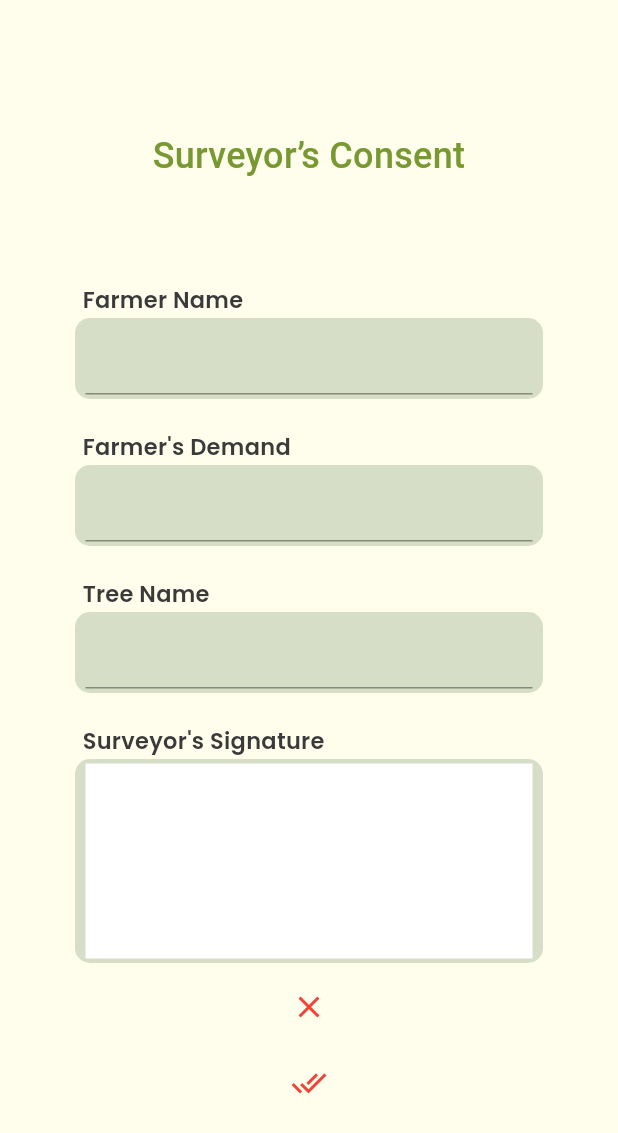
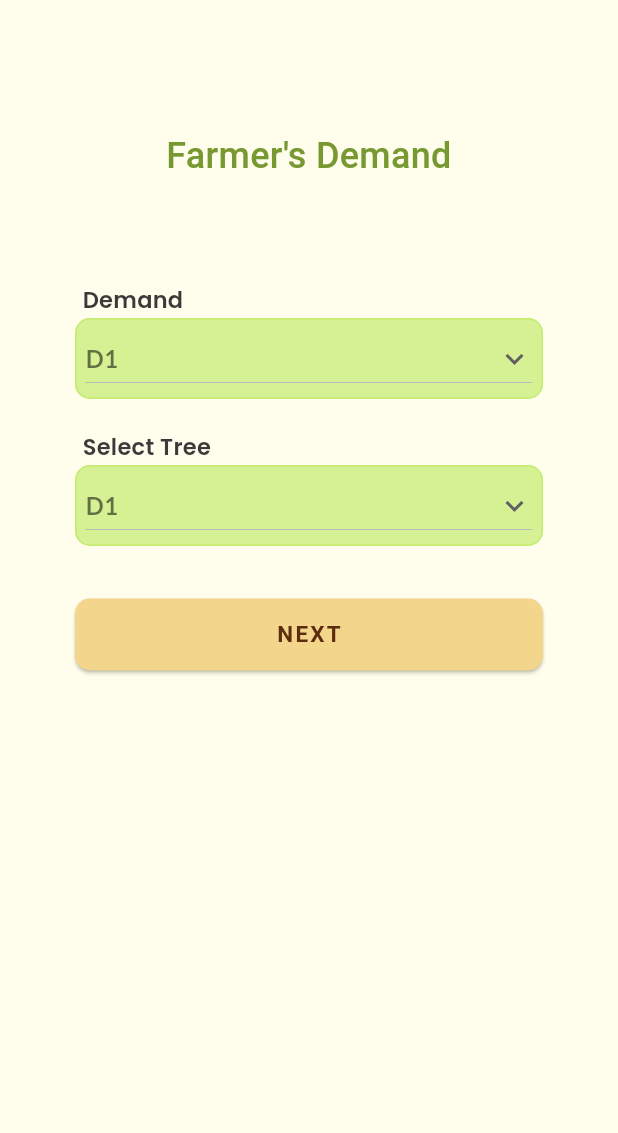
Before and after one commit to Akshat5129/PlantationApp, a Flutter app: the FarmerDemand screen opened directly, on a phone screen of 412 x 824 dp. Shown: the top 1133 px of the screen. Run offline on Flutter 3.47's test engine with Material 2 defaults, Android fonts, the phone set to English and light mode, and no system bars; drawn by our look-alikes of signature; our stand-ins replace google_fonts; Roboto replaces fonts that are missing (OpenSans).

Commit message:
Adding Farmer Demand Code

```diff
--- /dev/null
+++ b/PlantationApp/lib/screens/farmer_demand.dart
@@ -0,0 +1,199 @@
+import 'package:flutter/material.dart';
+import 'package:google_fonts/google_fonts.dart';
+import 'package:plantationapp/screens/farmer_reg.dart';
+import 'package:plantationapp/screens/surveyor_consent.dart';
+
+class FarmerDemand extends StatefulWidget {
+  const FarmerDemand({Key? key}) : super(key: key);
+
+  @override
+  State<FarmerDemand> createState() => _FarmerDemandState();
+}
+
+class _FarmerDemandState extends State<FarmerDemand> {
+
+  String dropdownvalue = 'Visit 1: Demand';
+  var items = [
+    'Visit 1: Demand',
+    'Visit 2: Distribution',
+    'Visit 3: Plantation',
+    'Visit 4: FollowUp1',
+    'Visit 5: FollowUp2',
+    'Conclusion'
+  ];
+
+  String dropdownvalue1 = 'D1';
+  var items1 = [
+    'D1',
+    'D2',
+    'D3',
+  ];
+
+  @override
+  Widget build(BuildContext context) {
+    return Scaffold(
+        backgroundColor: Color.fromRGBO(255, 254, 236, 1),
+        body: Container(
+            padding: EdgeInsets.all(50),
+            child: ListView(
+                shrinkWrap: true,
+                children: [
+                  Column(
+                      children: [
+                        SizedBox(height: 40,),
+                        Text(
+                          "Farmer's Demand",
+                          textAlign: TextAlign.center,
+                          style: GoogleFonts.roboto(
+                            textStyle: TextStyle(
+                                color: Color.fromRGBO(120, 153, 50, 1),
+                                letterSpacing: .2,
+                                fontSize: 24,
+                                fontWeight: FontWeight.w500
+                            ),
+                          ),
+                        ),
+                        SizedBox(height: 30,),
+                        Container(
+                            decoration: BoxDecoration(
+                                borderRadius: BorderRadius.all(Radius.circular(10))
+                            ),
+                            child: Column(
+                              crossAxisAlignment: CrossAxisAlignment.start,
+                              children: [
+                                SizedBox(height: 40,),
+                                Container(
+                                  child: Text(
+                                    "Demand",
+                                    textAlign: TextAlign.left,
+                                    style: GoogleFonts.poppins(
+                                      textStyle: TextStyle(
+                                          color: Color.fromRGBO(58, 58, 58, 1),
+                                          letterSpacing: .2,
+                                          fontSize: 15,
+                                          fontWeight: FontWeight.w600
+                                      ),
+                                    ),
+                                  ),
+                                  padding: EdgeInsets.only(left: 5),
+                                ),
+                                Container(
+                                    padding: EdgeInsets.only(left: 6, top: 2, right: 6, bottom: 2),
+                                    decoration: BoxDecoration(
+                                        color:Color.fromRGBO(181, 231, 77, 0.56),
+                                        border: Border.all(
+                                            color: Color.fromRGBO(181, 231, 77, 0.56)
+                                        ),
+                                        borderRadius: BorderRadius.all(Radius.circular(10))
+                                    ),
+                                    margin: EdgeInsets.only(top: 1),
+                                    child: DropdownButton(
+                                      isExpanded: true,
+                                      style: GoogleFonts.lato(
+                                        textStyle: TextStyle(
+                                            color: Colors.black54,
+                                            letterSpacing: .2,
+                                            fontSize: 16,
+                                            fontWeight: FontWeight.w600
+                                        ),
+                                      ),
+                                      value: dropdownvalue1,
+                                      icon: const Icon(Icons.keyboard_arrow_down),
+                                      items: items1.map((String items) {
+                                        return DropdownMenuItem(
+                                          value: items,
+                                          child: Text(items),
+                                        );
+                                      }).toList(),
+                                      // After selecting the desired option,it will
+                                      // change button value to selected value
+                                      onChanged: (String? newValue) {
+                                        setState(() {
+                                          dropdownvalue1 = newValue!;
+                                        });
+                                      },
+                                    )
+                                ),
+
+
+                                SizedBox(height: 20,),
+                                Container(
+                                  padding: EdgeInsets.only(left: 5),
+                                  child: Text(
+                                    "Select Tree",
+                                    textAlign: TextAlign.left,
+                                    style: GoogleFonts.poppins(
+                                      textStyle: TextStyle(
+                                          color: Color.fromRGBO(58, 58, 58, 1),
+                                          letterSpacing: .2,
+                                          fontSize: 15,
+                                          fontWeight: FontWeight.w600
+                                      ),
+                                    ),
+                                  ),
+                                ),
+                                Container(
+                                    padding: EdgeInsets.only(left: 6, top: 2, right: 6, bottom: 2),
+                                    decoration: BoxDecoration(
+                                        color:Color.fromRGBO(181, 231, 77, 0.56),
+                                        border: Border.all(
+                                            color: Color.fromRGBO(181, 231, 77, 0.56)
+                                        ),
+                                        borderRadius: BorderRadius.all(Radius.circular(10))
+                                    ),
+                                    margin: EdgeInsets.only(top: 1),
+                                    child: DropdownButton(
+                                      isExpanded: true,
+                                      style: GoogleFonts.lato(
+                                        textStyle: TextStyle(
+                                            color: Colors.black54,
+                                            letterSpacing: .2,
+                                            fontSize: 16,
+                                            fontWeight: FontWeight.w600
+                                        ),
+                                      ),
+                                      value: dropdownvalue1,
+                                      icon: const Icon(Icons.keyboard_arrow_down),
+                                      items: items1.map((String items) {
+                                        return DropdownMenuItem(
+                                          value: items,
+                                          child: Text(items),
+                                        );
+                                      }).toList(),
+                                      // After selecting the desired option,it will
+                                      // change button value to selected value
+                                      onChanged: (String? newValue) {
+                                        setState(() {
+                                          dropdownvalue1 = newValue!;
+                                        });
+                                      },
+                                    )
+                                ),
+                                Container(
+                                  margin: EdgeInsets.only(top: 10),
+                                  padding: EdgeInsets.symmetric(vertical: 25.0),
+                                  width: double.infinity,
+                                  child: RaisedButton(
+                                    elevation: 1.0,
+                                    onPressed: (){
+                                      Navigator.push(context, MaterialPageRoute(builder: (context) => FarmerDemandSConsent(),),);
+                                    },
+                                    padding: EdgeInsets.all(15.0),
+                                    shape: RoundedRectangleBorder(
+                                      borderRadius: BorderRadius.circular(10.0),
+                                    ),
+                                    color: Color.fromRGBO(243, 214, 139, 1.0),
+                                    child: Text(
+                                      'NEXT',
+                                      style: TextStyle(
+                                        color: Color.fromRGBO(93, 43, 14, 1),
+                                        letterSpacing: 1.5,
+                                        fontSize: 15.0,
+                                        fontWeight: FontWeight.w600,
+                                        fontFamily: 'OpenSans',
+                                      ),
+                                    ),
+                                  ),
+                                ),
+                              ],
+                            ))])])));}}
--- a/PlantationApp/lib/screens/farmer_reg.dart
+++ b/PlantationApp/lib/screens/farmer_reg.dart
@@ -1,15 +1,16 @@
 import 'package:flutter/material.dart';
 import 'package:google_fonts/google_fonts.dart';
+import 'package:plantationapp/screens/farmer_demand.dart';
 import 'package:plantationapp/screens/surveyor_consent.dart';
 
-class FarmerDemandSConsent extends StatefulWidget {
-  const FarmerDemandSConsent({Key? key}) : super(key: key);
+class FarmerRegistration extends StatefulWidget {
+  const FarmerRegistration({Key? key}) : super(key: key);
 
   @override
-  State<FarmerDemandSConsent> createState() => _FarmerDemandSConsentState();
+  State<FarmerRegistration> createState() => _FarmerRegistrationState();
 }
 
-class _FarmerDemandSConsentState extends State<FarmerDemandSConsent> {
+class _FarmerRegistrationState extends State<FarmerRegistration> {
 
   DateTime _selected = DateTime.now();
 
--- a/PlantationApp/lib/screens/login_screen.dart
+++ b/PlantationApp/lib/screens/login_screen.dart
@@ -189,7 +189,7 @@ class _LoginScreenState extends State<LoginScreen> {
                           child: RaisedButton(
                             elevation: 1.0,
                             onPressed: (){
-                              Navigator.push(context, MaterialPageRoute(builder: (context) => FarmerDemandSConsent(),),);
+                              Navigator.push(context, MaterialPageRoute(builder: (context) => FarmerRegistration(),),);
                             },
                             padding: EdgeInsets.all(15.0),
                             shape: RoundedRectangleBorder(
--- a/PlantationApp/lib/screens/surveyor_consent.dart
+++ b/PlantationApp/lib/screens/surveyor_consent.dart
@@ -5,14 +5,14 @@ import 'package:plantationapp/screens/farmer_reg.dart';
 import 'package:signature/signature.dart';
 //import 'package:plantationapp/screens/farmer_reg2.dart';
 
-class FarmerDemand extends StatefulWidget {
-  const FarmerDemand({Key? key}) : super(key: key);
+class FarmerDemandSConsent extends StatefulWidget {
+  const FarmerDemandSConsent({Key? key}) : super(key: key);
 
   @override
-  State<FarmerDemand> createState() => _FarmerDemand();
+  State<FarmerDemandSConsent> createState() => _FarmerDemandSConsentState();
 }
 
-class _FarmerDemand extends State<FarmerDemand> {
+class _FarmerDemandSConsentState extends State<FarmerDemandSConsent> {
 
   final SignatureController _controller = SignatureController(
     penStrokeWidth: 5,
```
